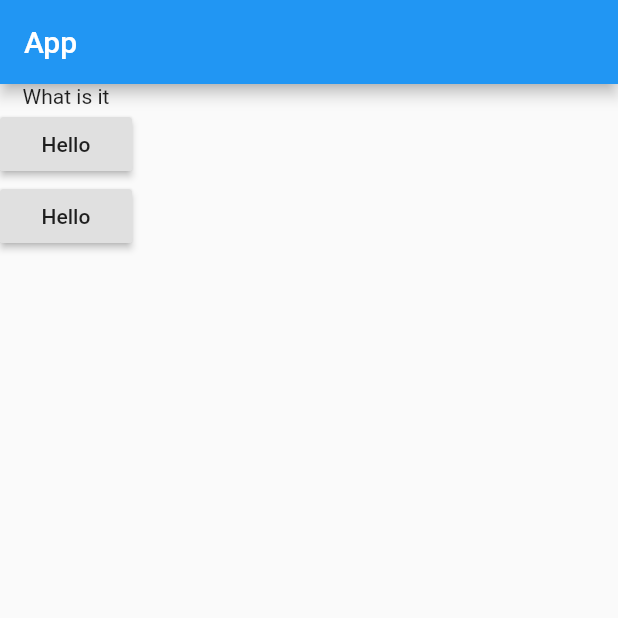
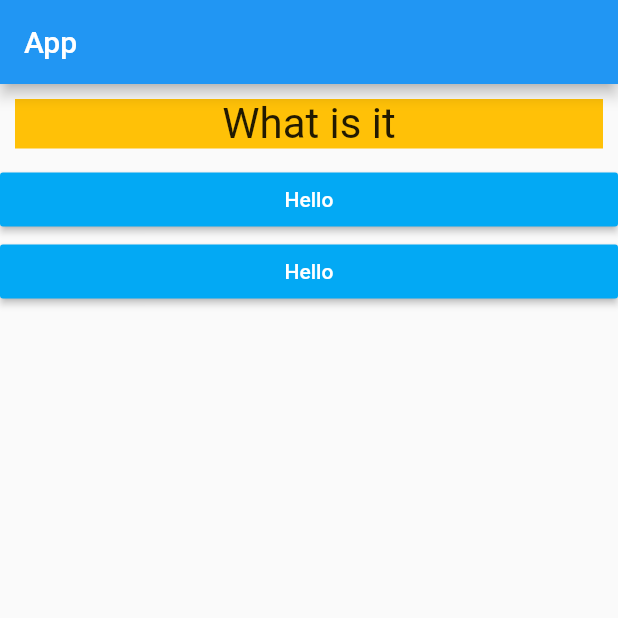
Before and after one commit to AlexSolomyaniy/Flutter, a Flutter app: the screen it shows after launch, on a phone screen of 412 x 824 dp, the top half of it. Run offline on Flutter 3.47's test engine with Material 2 defaults, Android fonts, the phone set to English and light mode, and no system bars.

Commit message:
Add files via upload

```diff
--- /dev/null
+++ b/lib/answer.dart
@@ -0,0 +1,21 @@
+import 'package:flutter/material.dart';
+
+class Answer extends StatelessWidget {
+  final Function selectHandler;
+
+  Answer(this.selectHandler);
+
+  @override
+  Widget build(BuildContext context) {
+    return Container(
+      width: double.infinity,
+      child: RaisedButton(
+        color: Colors.lightBlue,
+        textColor: Colors.white,
+        child:Text('Hello'),
+        onPressed: selectHandler,
+      ),
+
+    );
+  }
+}
--- a/lib/main.dart
+++ b/lib/main.dart
@@ -1,5 +1,6 @@
 import 'package:flutter/material.dart';
 import 'question.dart';
+import 'answer.dart';
 
 /*void main(){
 runApp(MyApp());
@@ -9,7 +10,7 @@ void main() => runApp(MyApp());
 
 class MyApp extends StatefulWidget {
 
-@override
+  @override
   State<StatefulWidget> createState() {
     // TODO: implement createState
     return _MyAppState();
@@ -37,16 +38,11 @@ class _MyAppState extends State<MyApp>{
           title: Text('App'),
         ),
         body: Column(children: [
-          Text(questions[_index]),
-          RaisedButton(
-            child: Text('Hello'),
-            onPressed: _answerQuestion,
-          ),
-          RaisedButton(
-            child: Text('Hello'),
-            onPressed: () => print('Hop'),
-          )
-        ]),
+          Question(questions[_index],
+        ),
+          Answer(_answerQuestion),
+          Answer(_answerQuestion),
+        ],),
       ),
     );
   }
--- a/lib/question.dart
+++ b/lib/question.dart
@@ -1,14 +1,22 @@
 import 'package:flutter/material.dart';
 
-
 class Question extends StatelessWidget {
-
   String questionText;
 
   Question(this.questionText);
 
   @override
   Widget build(BuildContext context) {
-    return Text(questionText);
+    return Container(
+      width: double.infinity,
+      margin: EdgeInsets.all(10),
+      color: Colors.amber,
+      child: Text(
+        questionText,
+        style: TextStyle(fontSize: 28),
+        textAlign: TextAlign.center,
+      ),
+
+    );
   }
 }
```
